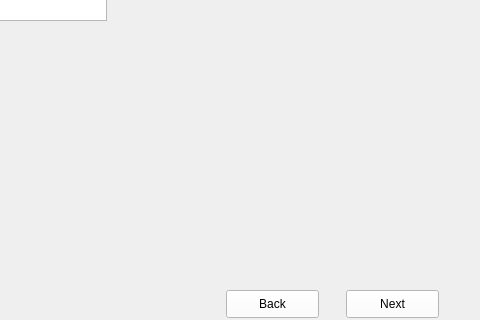
The window that UI_design/LoginUI_Design/Instruction_Window.ui (ApplyKCL/SNYProject) describes before a commit, drawn with Qt 5; both pictures show x 544 to 1024 and y 280 to 600 of the 1024 by 600 pixel window.
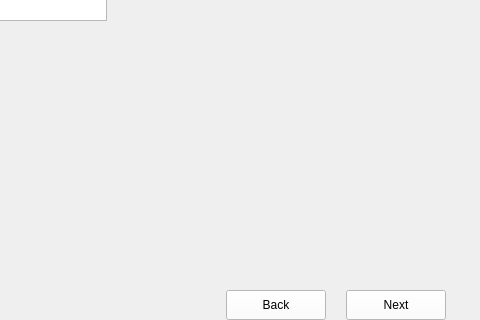
The same window after the commit. The open tabs and pages were chosen to show the change. Icons and pictures are not drawn.

Diff of the .ui file:
```diff
--- a/UI_design/LoginUI_Design/Instruction_Window.ui
+++ b/UI_design/LoginUI_Design/Instruction_Window.ui
@@ -3140,8 +3140,8 @@
          <rect>
           <x>890</x>
           <y>570</y>
-          <width>93</width>
-          <height>28</height>
+          <width>100</width>
+          <height>30</height>
          </rect>
         </property>
         <property name="styleSheet">
@@ -3167,8 +3167,8 @@
          <rect>
           <x>770</x>
           <y>570</y>
-          <width>93</width>
-          <height>28</height>
+          <width>100</width>
+          <height>30</height>
          </rect>
         </property>
         <property name="styleSheet">
```
Left out of the diff: 174 changed lines with no effect on the pictures.
